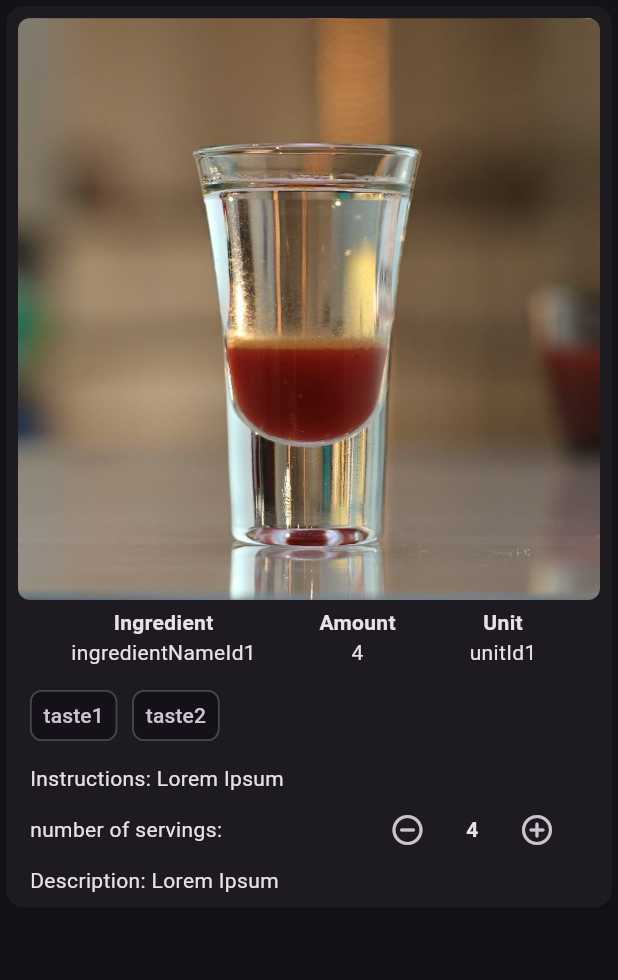
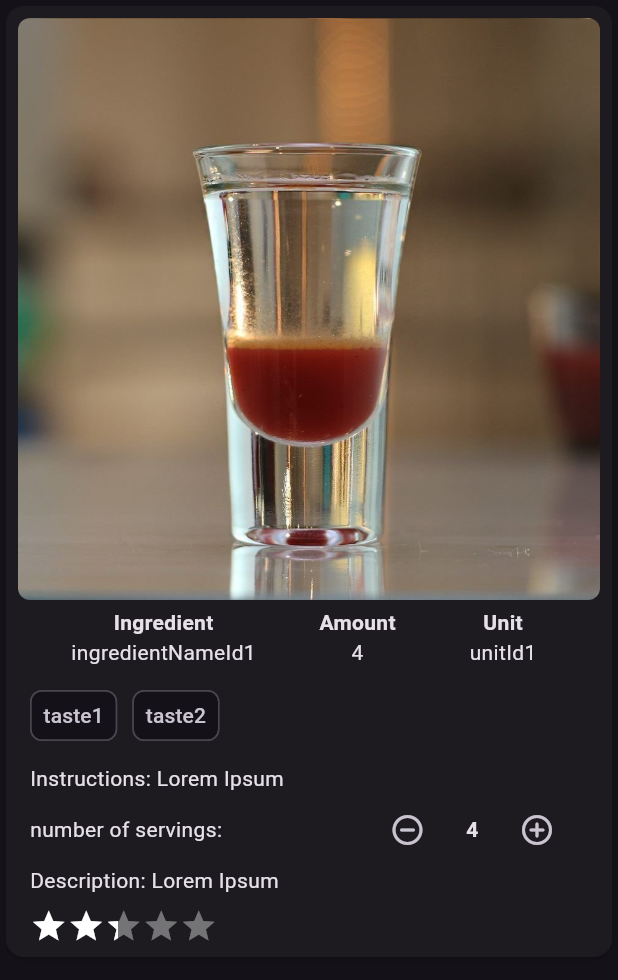
Before and after one commit to fildogan/shot_roulette, a Flutter app: the ShotRecipeCard widget shown alone on an empty page, opened directly with empty values, on a phone screen of 412 x 824 dp. Shown: the top 980 px of the screen. Run offline on Flutter 3.47's test engine with Material 3 defaults, Android fonts, the phone set to English and light mode, and no system bars; drawn by our look-alikes of flutter_rating_bar; our stand-ins replace bloc, flutter_bloc, freezed_annotation, injectable.

Commit message:
Add rating bar to reipe card

```diff
--- a/lib/features/roll_shot/widgets/shot_recipe_card.dart
+++ b/lib/features/roll_shot/widgets/shot_recipe_card.dart
@@ -1,4 +1,5 @@
 import 'package:flutter/material.dart';
+import 'package:flutter_rating_bar/flutter_rating_bar.dart';
 import 'package:shot_roulette/features/roll_shot/cubit/roll_shot_cubit.dart';
 import 'package:shot_roulette/features/roll_shot/widgets/ingredient_amount.dart';
 import 'package:shot_roulette/features/roll_shot/widgets/ingredient_name.dart';
@@ -80,6 +81,21 @@ class ShotRecipeCard extends StatelessWidget {
                 padding: EdgeInsets.symmetric(horizontal: 8.0),
                 child: Text('Description: Lorem Ipsum'),
               ),
+              const SizedBox(
+                height: 8,
+              ),
+              Padding(
+                padding: const EdgeInsets.symmetric(horizontal: 8.0),
+                child: RatingBarIndicator(
+                  rating: 2.34,
+                  itemBuilder: (context, index) => const Icon(
+                    Icons.star,
+                    // color: Colors.amber,
+                  ),
+                  itemCount: 5,
+                  itemSize: 25.0,
+                ),
+              ),
             ],
           ),
         ),
```
